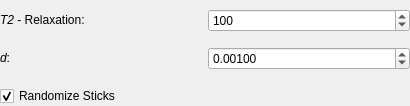
This is Plugins/org.mitk.gui.qt.diffusionimaging/src/QmitkAstrosticksModelParametersWidgetControls.ui in MITK/MITK as Qt 5 draws it before an edit. The edited form follows.
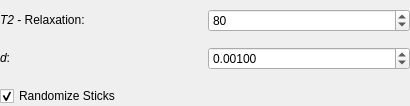
This is the edited form.

The edit to the form file:
```diff
--- a/Plugins/org.mitk.gui.qt.diffusionimaging/src/QmitkAstrosticksModelParametersWidgetControls.ui
+++ b/Plugins/org.mitk.gui.qt.diffusionimaging/src/QmitkAstrosticksModelParametersWidgetControls.ui
@@ -64,7 +64,7 @@
          <number>10000</number>
         </property>
         <property name="value">
-         <number>100</number>
+         <number>80</number>
         </property>
        </widget>
       </item>
```
